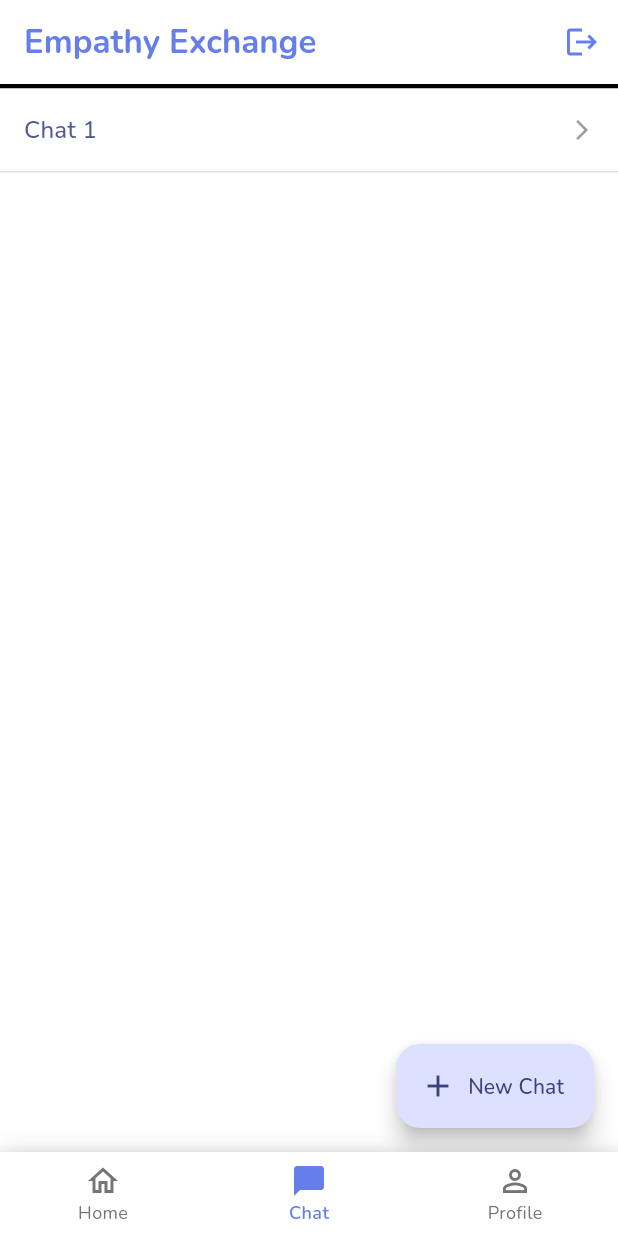
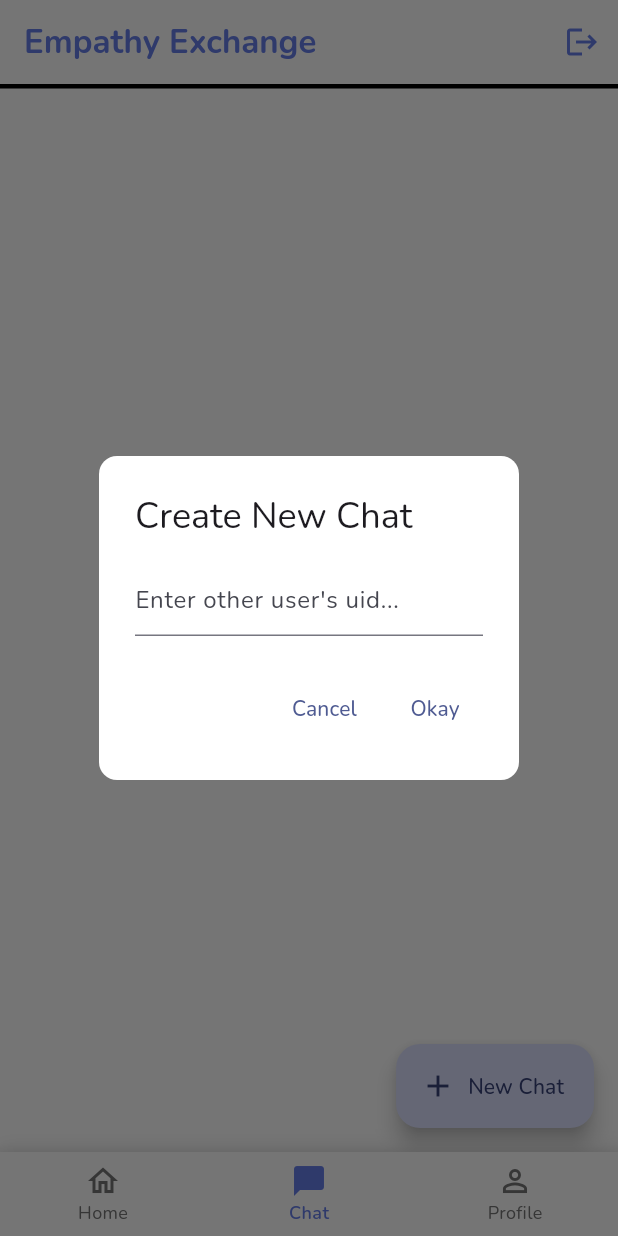
Before and after one commit to yunhanluo/empathy-exchange, a Flutter app: the screen it shows once a user with an empty profile is signed in, item 2 of the bottom bar chosen, after a tap on "New Chat", on a phone screen of 412 x 824 dp. Run offline on Flutter 3.47's test engine with Material 3 defaults, Android fonts, the phone set to English and light mode, and no system bars; our stand-ins replace cloud_firestore, firebase_auth, firebase_core, firebase_database, google_fonts, google_sign_in and 1 more; missing offline and left inert: dart:js_interop, uid; accounts and stored records are empty.

Commit message:
add chat adding

```diff
--- a/lib/main.dart
+++ b/lib/main.dart
@@ -106,91 +106,12 @@ class HomePage extends StatefulWidget {
 
 class _HomePageState extends State<HomePage> {
   int _selectedIndex = 0;
-  // String _newChatText = "New Chat";
-  // String _otherUidHint = "Enter other user's uid...";
-
-  TextEditingController uidController = TextEditingController();
 
   void _onItemTapped(int index) {
     setState(() {
       _selectedIndex = index;
     });
   }
-
-  /*void _showCreateChatDialog(BuildContext context) {
-    if (_newChatText != "New Chat") {
-      _selectedIndex = 1;
-      return;
-    }
-
-    showDialog(
-      context: context,
-      builder: (BuildContext context) {
-        return AlertDialog(
-          backgroundColor: Colors.white,
-          shape: RoundedRectangleBorder(
-            borderRadius: BorderRadius.circular(12),
-          ),
-          title: const Text("Create New Chat"),
-          content: TextField(
-            decoration: InputDecoration(
-              hintText: _otherUidHint,
-            ),
-            onSubmitted: (String value) async {
-              _runOpenChat(value);
-            },
-            controller: uidController,
-          ),
-          actions: [
-            TextButton(
-              onPressed: () {
-                Navigator.of(context).pop();
-              },
-              child: const Text("Cancel"),
-            ),
-            TextButton(
-              onPressed: () async {
-                _runOpenChat(uidController.text);
-              },
-              child: const Text("Okay"),
-            ),
-          ],
-        );
-      },
-    );
-  }
-
-  void _runOpenChat(String enteredUid) {
-    bool success = false;
-
-    if (!mounted) return;
-
-    setState(() {
-      () async {
-        String? myUid = FirebaseAuth.instance.currentUser?.uid;
-
-        if (myUid != null) {
-          List<String> parts = [myUid, enteredUid];
-          parts.sort();
-          String path = parts.join('&');
-
-          if (!await FirebaseTools.exists("chats/$path")) {
-            FirebaseTools.save("chats/$path", {
-              "messages": [],
-            });
-          }
-
-          _newChatText = "Open Chat";
-          _selectedIndex = 1;
-
-          if (mounted) Navigator.of(context).pop();
-        } else {
-          uidController.clear();
-          _otherUidHint = "Try again.";
-        }
-      }();
-    });
-  }*/
 
   @override
   Widget build(BuildContext context) {
--- a/lib/screens/chat_screen.dart
+++ b/lib/screens/chat_screen.dart
@@ -1,3 +1,5 @@
+import 'dart:js_interop';
+
 import 'package:empathy_exchange/widgets/material.dart';
 import 'package:empathy_exchange/widgets/message.dart';
 import 'package:empathy_exchange/lib/firebase.dart';
@@ -5,8 +7,6 @@ import 'package:firebase_auth/firebase_auth.dart';
 import 'package:flutter/material.dart';
 
 int _ppage = 0;
-final List<Widget> _chats = <Widget>[];
-final List<Widget> _chatPages = <Widget>[];
 
 class ChatPage extends StatefulWidget {
   const ChatPage({super.key});
@@ -16,7 +16,9 @@ class ChatPage extends StatefulWidget {
 }
 
 class _ChatTalkPage extends StatefulWidget {
-  const _ChatTalkPage({super.key});
+  const _ChatTalkPage({super.key, required this.otherToken});
+
+  final String otherToken;
 
   @override
   State<_ChatTalkPage> createState() => _ChatTalkPageState();
@@ -97,8 +99,7 @@ class _ChatTalkPageState extends State<_ChatTalkPage> {
                 children: <Widget>[
                   Container(
                     padding: const EdgeInsets.only(left: 10, right: 5),
-                    width: MediaQuery.sizeOf(context).width -
-                        60,
+                    width: MediaQuery.sizeOf(context).width - 60,
                     child: TextField(
                       onSubmitted: (String value) {
                         _send(value);
@@ -132,8 +133,115 @@ class _ChatTalkPageState extends State<_ChatTalkPage> {
 }
 
 class _ChatPageState extends State<ChatPage> {
+  TextEditingController uidController = TextEditingController();
+
+  final List<Widget> _chats = <Widget>[];
+  final List<Widget> _chatPages = <Widget>[];
+
+  void _runOpenChat(String enteredUid) {
+    if (!mounted) return;
+
+    setState(() {
+      () async {
+        String myToken = await FirebaseTools.load(
+            'users/${FirebaseAuth.instance.currentUser!.uid}/pairToken');
+
+        List<String> parts = [myToken, enteredUid];
+        parts.sort();
+        String path = parts.join('&');
+
+        try {
+          Map chatMap = await FirebaseTools.load(
+              'users/${FirebaseAuth.instance.currentUser!.uid}/chats');
+          for (Map<String, dynamic> chat in chatMap.values) {
+            if (chat["withToken"] == enteredUid) {
+              if (mounted) Navigator.of(context).pop();
+              return;
+            }
+          }
+
+          await FirebaseTools.listPush(
+              'users/${FirebaseAuth.instance.currentUser!.uid}/chats', {
+            "withToken": uidController.text,
+            "fullToken": path,
+            "data": [],
+          });
+        } catch (e) {
+          await FirebaseTools.update(
+              'users/${FirebaseAuth.instance.currentUser!.uid}', {
+            "chats": [
+              {
+                "withToken": uidController.text,
+                "fullToken": path,
+                "data": [],
+              }
+            ]
+          });
+        }
+
+        if (mounted) Navigator.of(context).pop();
+
+        _addChatTalkPage(enteredUid);
+      }();
+
+      setState(() {});
+    });
+  }
+
+  void _addChatTalkPage(String euid) {
+    _chatPages.add(_ChatTalkPage(otherToken: euid));
+    _chats.add(TextButton(
+      onPressed: () {
+        _ppage = _chats.length;
+        Navigator.push(context,
+            MaterialPageRoute<void>(builder: (context) => _chatPages[_ppage]));
+      },
+      style: TextButton.styleFrom(
+        padding: EdgeInsets.zero,
+        backgroundColor: Colors.white,
+        shape: const RoundedRectangleBorder(
+          borderRadius: BorderRadius.zero, // Square corners
+        ),
+      ),
+      child: Container(
+        width: double.infinity, // Make the button fill the entire width
+        padding: const EdgeInsets.all(16),
+        decoration: BoxDecoration(
+          border: Border(
+            bottom: BorderSide(color: Colors.grey.shade300),
+          ),
+        ),
+        child: Row(
+          mainAxisAlignment: MainAxisAlignment.spaceBetween,
+          children: [
+            Text(
+              "Chat ${_chats.length + 1}",
+              style: const TextStyle(fontSize: 16),
+              textAlign: TextAlign.left,
+            ),
+            const Icon(
+              Icons.arrow_forward_ios, // Right arrow icon
+              size: 16,
+              color: Colors.grey,
+            ),
+          ],
+        ),
+      ),
+    ));
+  }
+
   @override
   Widget build(BuildContext context) {
+    setState(() {
+      () async {
+        JSArray chatArray = await FirebaseTools.load(
+            'users/${FirebaseAuth.instance.currentUser!.uid}/chats');
+        for (JSAny? chat in chatArray.toDart) {
+          _addChatTalkPage((chat.dartify() as Map)["withToken"] as String);
+        }
+      }();
+    });
+
     return Stack(
       children: <Widget>[
         Container(
@@ -160,52 +268,44 @@ class _ChatPageState extends State<ChatPage> {
             label: const Text("New Chat"),
             icon: const Icon(Icons.add),
             onPressed: () {
-              setState(() async {
-                await FirebaseTools.listPush('users/${FirebaseAuth.instance.currentUser!.uid}/chats', {
-                  "withToken": "12345"
-                });
-                _chatPages.add(const _ChatTalkPage());
-                _chats.add(TextButton(
-                  onPressed: () {
-                    _ppage = _chats.length;
-                    Navigator.push(context,
-                        MaterialPageRoute<void>(builder: (context) => _chatPages[_ppage]));
-                  },
-                  style: TextButton.styleFrom(
-                    padding: EdgeInsets.zero,
-                    backgroundColor: Colors.white,
-                    shape: const RoundedRectangleBorder(
-                      borderRadius: BorderRadius.zero, // Square corners
-                    ),
-                  ),
-                  child: Container(
-                    width: double
-                        .infinity, // Make the button fill the entire width
-                    padding: const EdgeInsets.all(16),
-                    decoration: BoxDecoration(
-                      border: Border(
-                        bottom: BorderSide(color: Colors.grey.shade300),
+              setState(() {
+                showDialog(
+                  context: context,
+                  builder: (BuildContext context) {
+                    return AlertDialog(
+                      backgroundColor: Colors.white,
+                      shape: RoundedRectangleBorder(
+                        borderRadius: BorderRadius.circular(12),
                       ),
-                    ),
-                    child: Row(
-                      mainAxisAlignment: MainAxisAlignment.spaceBetween,
-                      children: [
-                        Text(
-                          "Chat ${_chats.length + 1}",
-                          style: const TextStyle(fontSize: 16),
-                          textAlign: TextAlign.left,
+                      title: const Text("Create New Chat"),
+                      content: TextField(
+                        decoration: const InputDecoration(
+                          hintText: "Enter other user's uid...",
                         ),
-                        const Icon(
-                          Icons.arrow_forward_ios, // Right arrow icon
-                          size: 16,
-                          color: Colors.grey,
+                        onSubmitted: (String value) async {
+                          _runOpenChat(value);
+                        },
+                        controller: uidController,
+                      ),
+                      actions: [
+                        TextButton(
+                          onPressed: () {
+                            Navigator.of(context).pop();
+                          },
+                          child: const Text("Cancel"),
+                        ),
+                        TextButton(
+                          onPressed: () async {
+                            _runOpenChat(uidController.text);
+                          },
+                          child: const Text("Okay"),
                         ),
                       ],
-                    ),
-                  ),
-                ));
-                _chatPages.add(const _ChatTalkPage());
+                    );
+                  },
+                );
               });
+              setState(() {});
             },
           ),
         ),
```
Also changed, not shown: pubspec.lock.
